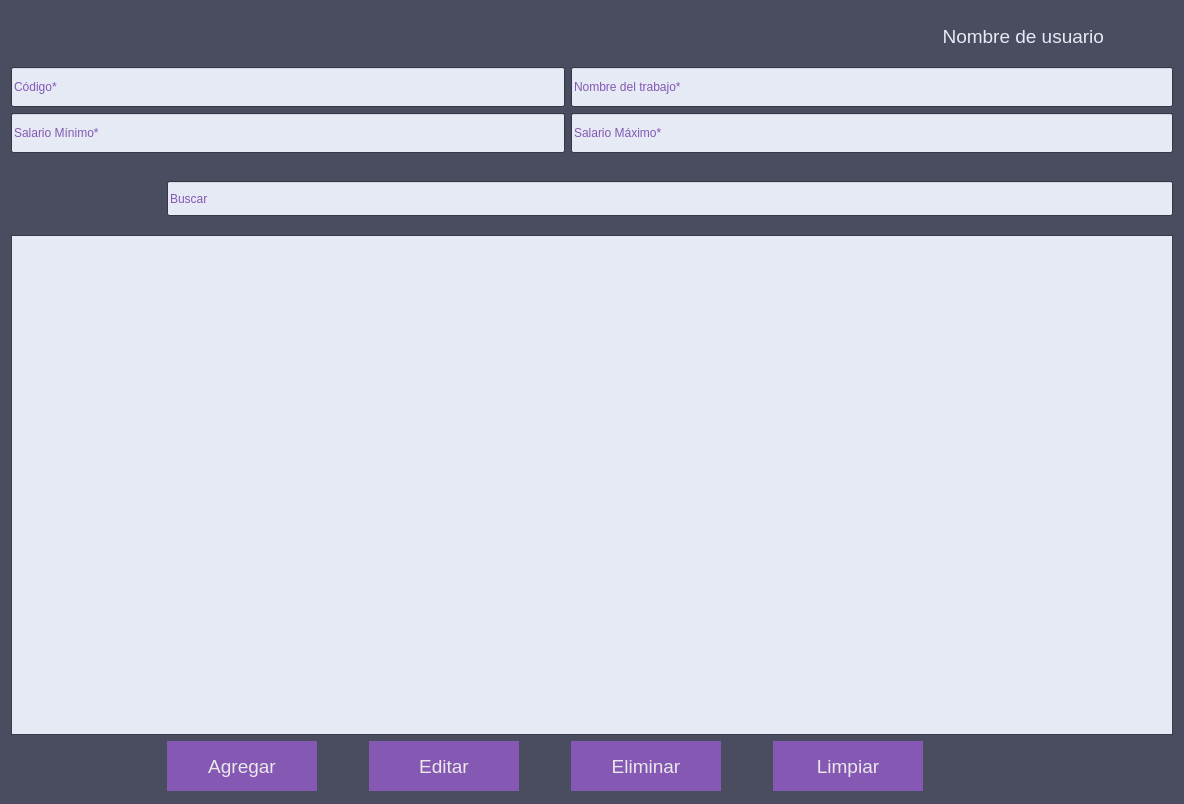
First picture: the form in vistas/UIs/frmTrabajo.ui, repository andyy-nr/pda-proyecto, before the edit.
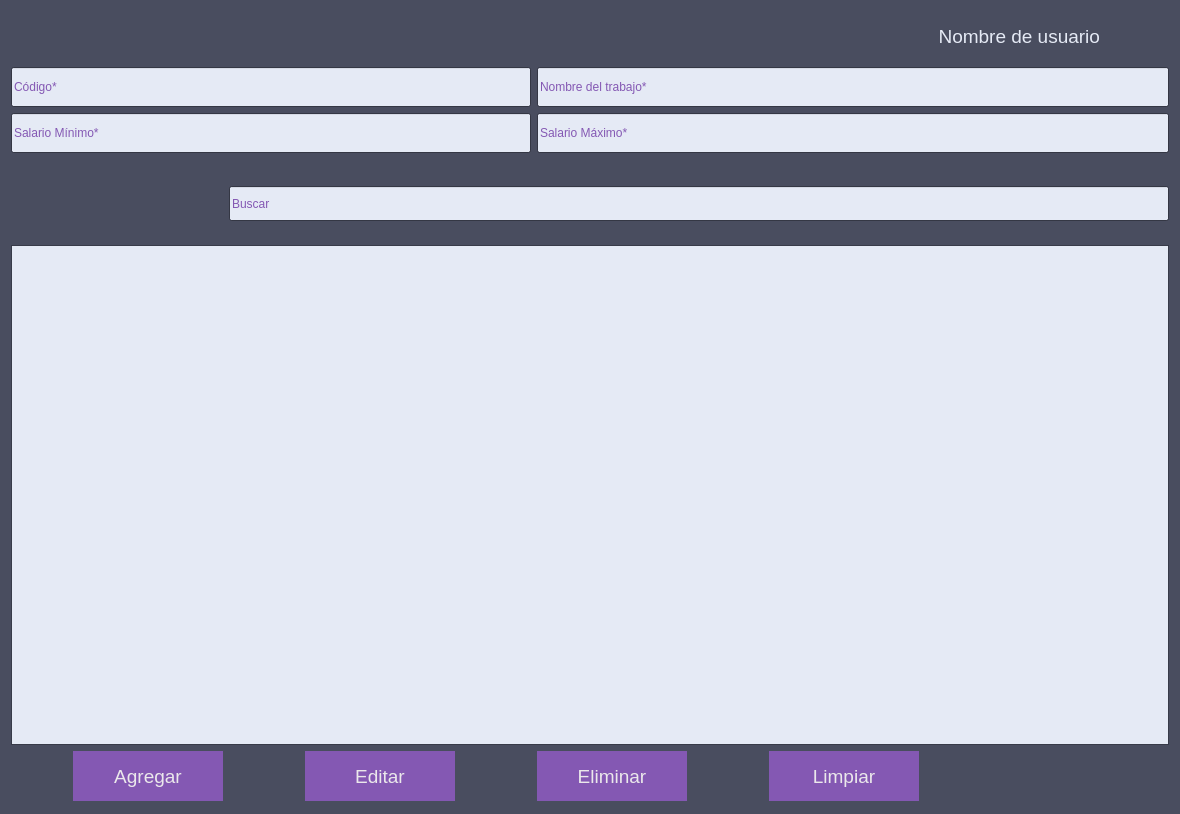
Second picture: the form after the edit. Icons and pictures are not drawn.

What changed in the file:
```diff
--- a/vistas/UIs/frmTrabajo.ui
+++ b/vistas/UIs/frmTrabajo.ui
@@ -7,7 +7,7 @@
     <x>0</x>
     <y>0</y>
     <width>1180</width>
-    <height>804</height>
+    <height>814</height>
    </rect>
   </property>
   <property name="maximumSize">
@@ -300,130 +300,7 @@
    <string>Información del trabajo</string>
   </property>
   <layout class="QGridLayout" name="gridLayout">
-   <item row="7" column="3">
-    <widget class="QPushButton" name="btn_editar">
-     <property name="minimumSize">
-      <size>
-       <width>150</width>
-       <height>50</height>
-      </size>
-     </property>
-     <property name="font">
-      <font>
-       <pointsize>14</pointsize>
-      </font>
-     </property>
-     <property name="toolTip">
-      <string>Editar información de trabajo</string>
-     </property>
-     <property name="styleSheet">
-      <string notr="true">border-style: outset;
-background-color: #8458B3;
-color: rgb(235, 232, 235);
-</string>
-     </property>
-     <property name="text">
-      <string>Editar</string>
-     </property>
-    </widget>
-   </item>
-   <item row="5" column="0">
-    <widget class="QFrame" name="frame_2">
-     <property name="minimumSize">
-      <size>
-       <width>150</width>
-       <height>60</height>
-      </size>
-     </property>
-     <property name="maximumSize">
-      <size>
-       <width>16777215</width>
-       <height>60</height>
-      </size>
-     </property>
-     <property name="frameShape">
-      <enum>QFrame::NoFrame</enum>
-     </property>
-     <property name="frameShadow">
-      <enum>QFrame::Raised</enum>
-     </property>
-     <widget class="QPushButton" name="btn_filtro">
-      <property name="geometry">
-       <rect>
-        <x>10</x>
-        <y>0</y>
-        <width>60</width>
-        <height>60</height>
-       </rect>
-      </property>
-      <property name="minimumSize">
-       <size>
-        <width>60</width>
-        <height>0</height>
-       </size>
-      </property>
-      <property name="maximumSize">
-       <size>
-        <width>60</width>
-        <height>60</height>
-       </size>
-      </property>
-      <property name="toolTip">
-       <string>Filtrar por...</string>
-      </property>
-      <property name="styleSheet">
-       <string notr="true">border-style: outset;
-background-color: :#494D5F;
-</string>
-      </property>
-      <property name="text">
-       <string/>
-      </property>
-      <property name="icon">
-       <iconset resource="../imagenes/imagenes.qrc">
-        <normaloff>:/iconos/Filtro.png</normaloff>:/iconos/Filtro.png</iconset>
-      </property>
-      <property name="iconSize">
-       <size>
-        <width>70</width>
-        <height>70</height>
-       </size>
-      </property>
-     </widget>
-     <widget class="QPushButton" name="btn_buscar">
-      <property name="geometry">
-       <rect>
-        <x>80</x>
-        <y>0</y>
-        <width>60</width>
-        <height>60</height>
-       </rect>
-      </property>
-      <property name="toolTip">
-       <string>Buscar</string>
-      </property>
-      <property name="styleSheet">
-       <string notr="true">border-style: outset;
-background-color: :#494D5F;
-</string>
-      </property>
-      <property name="text">
-       <string/>
-      </property>
-      <property name="icon">
-       <iconset resource="../imagenes/imagenes.qrc">
-        <normaloff>:/iconos/Lupa.png</normaloff>:/iconos/Lupa.png</iconset>
-      </property>
-      <property name="iconSize">
-       <size>
-        <width>70</width>
-        <height>70</height>
-       </size>
-      </property>
-     </widget>
-    </widget>
-   </item>
-   <item row="3" column="5" colspan="3">
+   <item row="3" column="6" colspan="3">
     <widget class="QLineEdit" name="txt_sal_maximo">
      <property name="minimumSize">
       <size>
@@ -436,55 +313,7 @@
      </property>
     </widget>
    </item>
-   <item row="5" column="1" colspan="7">
-    <widget class="QLineEdit" name="txt_buscar">
-     <property name="minimumSize">
-      <size>
-       <width>0</width>
-       <height>35</height>
-      </size>
-     </property>
-     <property name="text">
-      <string/>
-     </property>
-     <property name="placeholderText">
-      <string>Buscar</string>
-     </property>
-    </widget>
-   </item>
-   <item row="7" column="2">
-    <spacer name="horizontalSpacer_2">
-     <property name="orientation">
-      <enum>Qt::Horizontal</enum>
-     </property>
-     <property name="sizeType">
-      <enum>QSizePolicy::MinimumExpanding</enum>
-     </property>
-     <property name="sizeHint" stdset="0">
-      <size>
-       <width>40</width>
-       <height>20</height>
-      </size>
-     </property>
-    </spacer>
-   </item>
-   <item row="4" column="1">
-    <spacer name="verticalSpacer_3">
-     <property name="orientation">
-      <enum>Qt::Vertical</enum>
-     </property>
-     <property name="sizeType">
-      <enum>QSizePolicy::Fixed</enum>
-     </property>
-     <property name="sizeHint" stdset="0">
-      <size>
-       <width>20</width>
-       <height>10</height>
-      </size>
-     </property>
-    </spacer>
-   </item>
-   <item row="0" column="7" alignment="Qt::AlignRight">
+   <item row="0" column="8" alignment="Qt::AlignRight">
     <widget class="QFrame" name="frame">
      <property name="minimumSize">
       <size>
@@ -558,7 +387,77 @@
      </widget>
     </widget>
    </item>
-   <item row="1" column="0" colspan="5">
+   <item row="7" column="6">
+    <widget class="QPushButton" name="btn_eliminar">
+     <property name="minimumSize">
+      <size>
+       <width>150</width>
+       <height>50</height>
+      </size>
+     </property>
+     <property name="font">
+      <font>
+       <pointsize>14</pointsize>
+      </font>
+     </property>
+     <property name="toolTip">
+      <string>Eliminar información del trabajo</string>
+     </property>
+     <property name="styleSheet">
+      <string notr="true">border-style: outset;
+background-color: #8458B3;
+color: rgb(235, 232, 235);
+</string>
+     </property>
+     <property name="text">
+      <string>Eliminar</string>
+     </property>
+    </widget>
+   </item>
+   <item row="7" column="4">
+    <widget class="QPushButton" name="btn_editar">
+     <property name="minimumSize">
+      <size>
+       <width>150</width>
+       <height>50</height>
+      </size>
+     </property>
+     <property name="font">
+      <font>
+       <pointsize>14</pointsize>
+      </font>
+     </property>
+     <property name="toolTip">
+      <string>Editar información de trabajo</string>
+     </property>
+     <property name="styleSheet">
+      <string notr="true">border-style: outset;
+background-color: #8458B3;
+color: rgb(235, 232, 235);
+</string>
+     </property>
+     <property name="text">
+      <string>Editar</string>
+     </property>
+    </widget>
+   </item>
+   <item row="7" column="3">
+    <spacer name="horizontalSpacer_2">
+     <property name="orientation">
+      <enum>Qt::Horizontal</enum>
+     </property>
+     <property name="sizeType">
+      <enum>QSizePolicy::MinimumExpanding</enum>
+     </property>
+     <property name="sizeHint" stdset="0">
+      <size>
+       <width>40</width>
+       <height>20</height>
+      </size>
+     </property>
+    </spacer>
+   </item>
+   <item row="1" column="0" colspan="6">
     <widget class="QLineEdit" name="txt_codigo">
      <property name="minimumSize">
       <size>
@@ -571,19 +470,92 @@
      </property>
     </widget>
    </item>
-   <item row="3" column="0" colspan="5">
-    <widget class="QLineEdit" name="txt_sal_minimo">
+   <item row="7" column="5">
+    <spacer name="horizontalSpacer">
+     <property name="orientation">
+      <enum>Qt::Horizontal</enum>
+     </property>
+     <property name="sizeType">
+      <enum>QSizePolicy::MinimumExpanding</enum>
+     </property>
+     <property name="sizeHint" stdset="0">
+      <size>
+       <width>40</width>
+       <height>20</height>
+      </size>
+     </property>
+    </spacer>
+   </item>
+   <item row="7" column="8" alignment="Qt::AlignLeft">
+    <widget class="QPushButton" name="btn_limpiar">
      <property name="minimumSize">
       <size>
-       <width>400</width>
-       <height>40</height>
+       <width>150</width>
+       <height>50</height>
       </size>
      </property>
-     <property name="placeholderText">
-      <string>Salario Mínimo*</string>
+     <property name="font">
+      <font>
+       <pointsize>14</pointsize>
+      </font>
      </property>
+     <property name="toolTip">
+      <string>Limpiar información seleccionada</string>
+     </property>
+     <property name="styleSheet">
+      <string notr="true">border-style: outset;
+background-color: #8458B3;
+color: rgb(235, 232, 235);
+</string>
+     </property>
+     <property name="text">
+      <string>Limpiar</string>
+     </property>
     </widget>
    </item>
+   <item row="7" column="2" alignment="Qt::AlignRight">
+    <widget class="QPushButton" name="btn_agregar">
+     <property name="minimumSize">
+      <size>
+       <width>150</width>
+       <height>50</height>
+      </size>
+     </property>
+     <property name="font">
+      <font>
+       <pointsize>14</pointsize>
+      </font>
+     </property>
+     <property name="toolTip">
+      <string>Agregar información de trabajo</string>
+     </property>
+     <property name="styleSheet">
+      <string notr="true">border-style: outset;
+background-color: #8458B3;
+color: rgb(235, 232, 235);
+</string>
+     </property>
+     <property name="text">
+      <string>Agregar</string>
+     </property>
+    </widget>
+   </item>
+   <item row="7" column="7">
+    <spacer name="horizontalSpacer_3">
+     <property name="orientation">
+      <enum>Qt::Horizontal</enum>
+     </property>
+     <property name="sizeType">
+      <enum>QSizePolicy::MinimumExpanding</enum>
+     </property>
+     <property name="sizeHint" stdset="0">
+      <size>
+       <width>40</width>
+       <height>20</height>
+      </size>
+     </property>
+    </spacer>
+   </item>
    <item row="0" column="0" alignment="Qt::AlignLeft">
     <widget class="QPushButton" name="btn_regresar">
      <property name="minimumSize">
@@ -618,7 +590,7 @@
      </property>
     </widget>
    </item>
-   <item row="6" column="0" colspan="8">
+   <item row="6" column="0" colspan="9">
     <widget class="QTableView" name="tbl_trabajo">
      <property name="sizePolicy">
       <sizepolicy hsizetype="Ignored" vsizetype="Ignored">
@@ -643,50 +615,36 @@
      </property>
     </widget>
    </item>
-   <item row="7" column="4">
-    <spacer name="horizontalSpacer">
+   <item row="4" column="2">
+    <spacer name="verticalSpacer_3">
      <property name="orientation">
-      <enum>Qt::Horizontal</enum>
+      <enum>Qt::Vertical</enum>
      </property>
      <property name="sizeType">
-      <enum>QSizePolicy::MinimumExpanding</enum>
+      <enum>QSizePolicy::Fixed</enum>
      </property>
      <property name="sizeHint" stdset="0">
       <size>
-       <width>40</width>
-       <height>20</height>
+       <width>20</width>
+       <height>10</height>
       </size>
      </property>
     </spacer>
    </item>
-   <item row="7" column="5">
-    <widget class="QPushButton" name="btn_eliminar">
+   <item row="3" column="0" colspan="6">
+    <widget class="QLineEdit" name="txt_sal_minimo">
      <property name="minimumSize">
       <size>
-       <width>150</width>
-       <height>50</height>
+       <width>400</width>
+       <height>40</height>
       </size>
      </property>
-     <property name="font">
-      <font>
-       <pointsize>14</pointsize>
-      </font>
-     </property>
-     <property name="toolTip">
-      <string>Eliminar información del trabajo</string>
-     </property>
-     <property name="styleSheet">
-      <string notr="true">border-style: outset;
-background-color: #8458B3;
-color: rgb(235, 232, 235);
-</string>
-     </property>
-     <property name="text">
-      <string>Eliminar</string>
+     <property name="placeholderText">
+      <string>Salario Mínimo*</string>
      </property>
     </widget>
    </item>
-   <item row="1" column="5" colspan="3">
+   <item row="1" column="6" colspan="3">
     <widget class="QLineEdit" name="txt_nombre_trabajo">
      <property name="minimumSize">
       <size>
@@ -702,74 +660,67 @@
      </property>
     </widget>
    </item>
-   <item row="7" column="1" alignment="Qt::AlignRight">
-    <widget class="QPushButton" name="btn_agregar">
+   <item row="5" column="3" colspan="6">
+    <widget class="QLineEdit" name="txt_buscar">
      <property name="minimumSize">
       <size>
-       <width>150</width>
-       <height>50</height>
+       <width>0</width>
+       <height>35</height>
       </size>
      </property>
-     <property name="font">
-      <font>
-       <pointsize>14</pointsize>
-      </font>
-     </property>
-     <property name="toolTip">
-      <string>Agregar información de trabajo</string>
-     </property>
-     <property name="styleSheet">
-      <string notr="true">border-style: outset;
-background-color: #8458B3;
-color: rgb(235, 232, 235);
-</string>
-     </property>
      <property name="text">
-      <string>Agregar</string>
+      <string/>
+     </property>
+     <property name="placeholderText">
+      <string>Buscar</string>
      </property>
     </widget>
    </item>
-   <item row="7" column="6">
-    <spacer name="horizontalSpacer_3">
-     <property name="orientation">
-      <enum>Qt::Horizontal</enum>
-     </property>
-     <property name="sizeType">
-      <enum>QSizePolicy::MinimumExpanding</enum>
-     </property>
-     <property name="sizeHint" stdset="0">
-      <size>
-       <width>40</width>
-       <height>20</height>
-      </size>
-     </property>
-    </spacer>
-   </item>
-   <item row="7" column="7" alignment="Qt::AlignLeft">
-    <widget class="QPushButton" name="btn_limpiar">
+   <item row="5" column="0" colspan="3">
+    <widget class="QFrame" name="frame_2">
      <property name="minimumSize">
       <size>
-       <width>150</width>
-       <height>50</height>
+       <width>100</width>
+       <height>70</height>
       </size>
      </property>
-     <property name="font">
-      <font>
-       <pointsize>14</pointsize>
-      </font>
+     <property name="frameShape">
+      <enum>QFrame::NoFrame</enum>
      </property>
-     <property name="toolTip">
-      <string>Limpiar información seleccionada</string>
+     <property name="frameShadow">
+      <enum>QFrame::Raised</enum>
      </property>
-     <property name="styleSheet">
-      <string notr="true">border-style: outset;
-background-color: #8458B3;
-color: rgb(235, 232, 235);
+     <widget class="QPushButton" name="btn_buscar">
+      <property name="geometry">
+       <rect>
+        <x>70</x>
+        <y>0</y>
+        <width>74</width>
+        <height>70</height>
+       </rect>
+      </property>
+      <property name="toolTip">
+       <string>Buscar</string>
+      </property>
+      <property name="styleSheet">
+       <string notr="true">border-style: outset;
+background-color: :#494D5F;
 </string>
-     </property>
-     <property name="text">
-      <string>Limpiar</string>
-     </property>
+      </property>
+      <property name="text">
+       <string/>
+      </property>
+      <property name="icon">
+       <iconset resource="../imagenes/imagenes.qrc">
+        <normaloff>:/iconos/Lupa.png</normaloff>:/iconos/Lupa.png</iconset>
+      </property>
+      <property name="iconSize">
+       <size>
+        <width>70</width>
+        <height>70</height>
+       </size>
+      </property>
+     </widget>
     </widget>
    </item>
   </layout>
```
